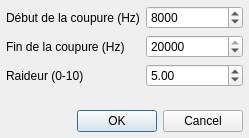
Old version of the form trunk/tools/dialog_sifflements.ui in the repository davy7125/polyphone.
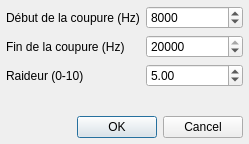
New version of the form. Icons and pictures are not drawn.

Diff of the .ui file:
```diff
--- a/trunk/tools/dialog_sifflements.ui
+++ b/trunk/tools/dialog_sifflements.ui
@@ -10,7 +10,7 @@
     <x>0</x>
     <y>0</y>
     <width>249</width>
-    <height>138</height>
+    <height>144</height>
    </rect>
   </property>
   <property name="windowTitle">
```
Left out of the diff: 13 changed lines with no effect on the pictures.
